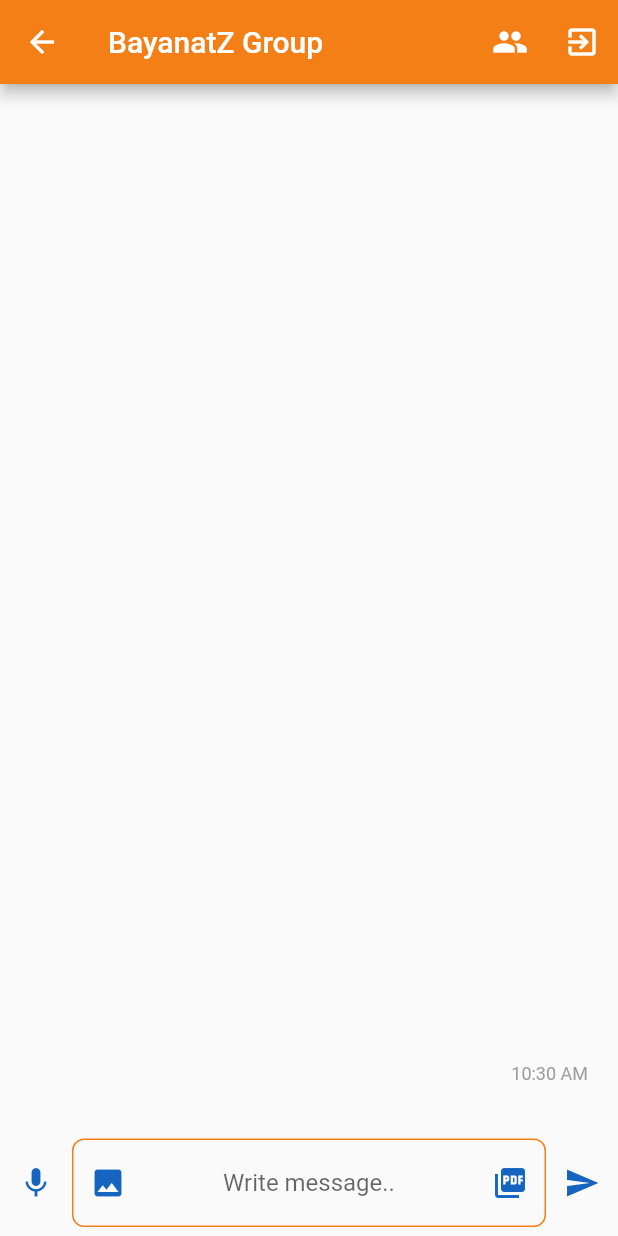
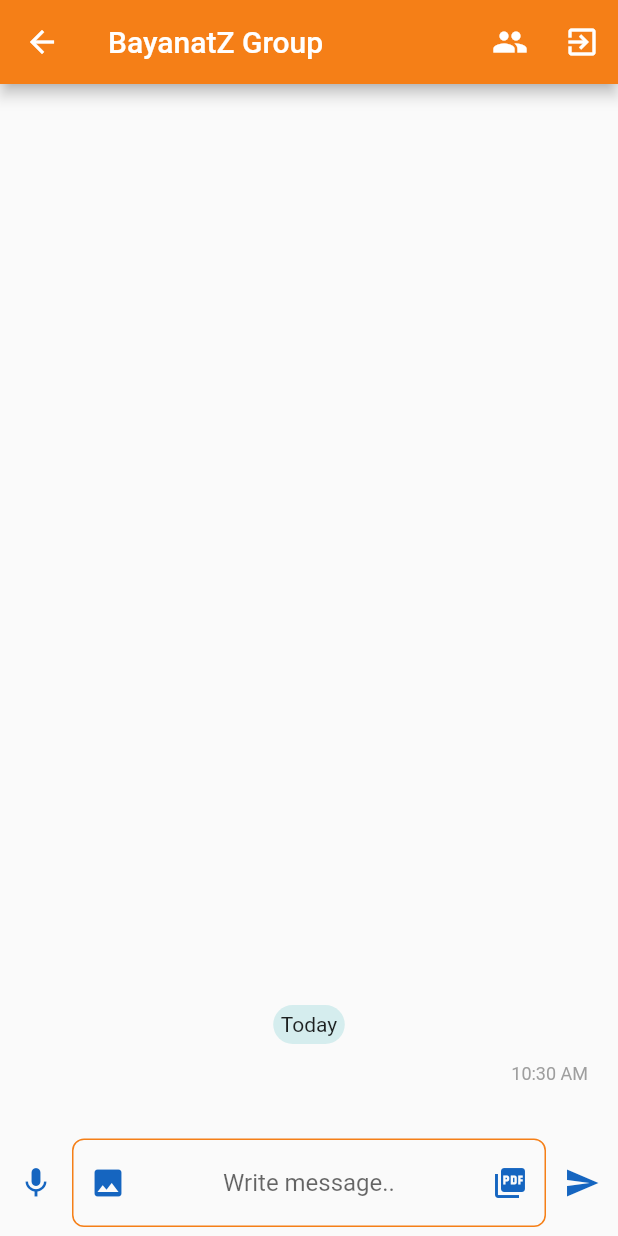
Before and after one commit to MohamedFouad99/chat_group, a Flutter app: the ChatScreen screen opened by its route, item 3 of the bottom bar chosen, on a phone screen of 412 x 824 dp. Run offline on Flutter 3.47's test engine with Material 2 defaults, Android fonts, the phone set to English and light mode, and no system bars; drawn by our look-alikes of chat_bubbles; our stand-ins replace audioplayers, bloc, cloud_firestore, file_picker, firebase_auth, firebase_core and 4 more; missing offline and left inert: record; accounts and stored records are empty; statements that could not run were skipped.

Commit message:
Implement_group_by _for_the_duration

```diff
--- a/lib/widgets/message_line.dart
+++ b/lib/widgets/message_line.dart
@@ -1,6 +1,7 @@
 // ignore_for_file: deprecated_member_use
 
 import 'package:audioplayers/audioplayers.dart';
+import 'package:chat_bubbles/chat_bubbles.dart';
 
 import 'package:chat_group/constant/constant_color.dart';
 import 'package:chat_group/widgets/bubble_text.dart';
@@ -21,6 +22,8 @@ class MessageLine extends StatelessWidget {
     required this.isRead,
     required this.sender,
     this.time,
+    this.date,
+    this.lastDay,
   });
   final String? sender;
   final String? image;
@@ -30,6 +33,9 @@ class MessageLine extends StatelessWidget {
   final bool isMe;
   final bool isRead;
   final String? time;
+  final DateTime? date;
+  final DateTime? lastDay;
+
   @override
   Widget build(BuildContext context) {
     Source urlRecord = UrlSource(record!);
@@ -39,6 +45,13 @@ class MessageLine extends StatelessWidget {
         crossAxisAlignment:
             isMe ? CrossAxisAlignment.end : CrossAxisAlignment.start,
         children: [
+          Center(
+            child: lastDay != null
+                ? DateChip(
+                    date: lastDay!,
+                  )
+                : const SizedBox(),
+          ),
           !isMe
               ? Text(
                   '$sender',
@@ -54,8 +67,7 @@ class MessageLine extends StatelessWidget {
                   tail: isMe,
                   sent: true,
                   textStyle: TextStyle(
-                      fontSize: 16,
-                      color: isMe ? Colors.white : Colors.black45),
+                      fontSize: 16, color: isMe ? Colors.white : Colors.black),
                 )
               : image != ""
                   ? SizedBox(
@@ -101,64 +113,6 @@ class MessageLine extends StatelessWidget {
                               ),
                             )
                           : const SizedBox(),
-          // Material(
-          //   elevation: 5,
-          //   borderRadius: isMe
-          //       ? const BorderRadius.only(
-          //           topLeft: Radius.circular(30),
-          //           bottomLeft: Radius.circular(30),
-          //           bottomRight: Radius.circular(30),
-          //         )
-          //       : const BorderRadius.only(
-          //           topRight: Radius.circular(30),
-          //           bottomLeft: Radius.circular(30),
-          //           bottomRight: Radius.circular(30),
-          //         ),
-          //   color: isMe ? kPrimaryColor : Colors.white,
-          //   child: Padding(
-          //     padding: const EdgeInsets.symmetric(horizontal: 15, vertical: 12),
-          //     child: text != ""
-          //         ? Text(
-          //             '$text ',
-          //             style: TextStyle(
-          //                 fontSize: 15,
-          //                 color: isMe ? Colors.white : Colors.black45),
-          //           )
-          //         : image != ""
-          //             ? SizedBox(
-          //                 width: MediaQuery.of(context).size.width * .4,
-          //                 child: InkWell(
-          //                   onTap: () async {
-          //                     if (await canLaunch(image!)) {
-          //                       await launch(image!);
-          //                     }
-          //                   },
-          //                   child: Image.network('$image'),
-          //                 ),
-          //               )
-          //             : pdf != ""
-          //                 ? SizedBox(
-          //                     width: MediaQuery.of(context).size.width * .2,
-          //                     height: MediaQuery.of(context).size.height * .1,
-          //                     child: InkWell(
-          //                       onTap: () async {
-          //                         debugPrint(pdf);
-          //                         if (await canLaunch(pdf!)) {
-          //                           await launch(pdf!);
-          //                         }
-          //                       },
-          //                       child: Image.asset('assets/images/pdf.png'),
-          //                     ))
-          //                 : record != ""
-          //                     ? SizedBox(
-          //                         width: MediaQuery.of(context).size.width * .5,
-          //                         height:
-          //                             MediaQuery.of(context).size.height * .08,
-          //                         child: AudioMessage(audioUrl: urlRecord),
-          //                       )
-          //                     : const SizedBox(),
-          //   ),
-          // ),
           Padding(
             padding: const EdgeInsets.only(top: 6),
             child: Row(
@@ -169,20 +123,15 @@ class MessageLine extends StatelessWidget {
                   '$time',
                   style: const TextStyle(fontSize: 12, color: Colors.grey),
                 ),
-                // isMe
-                //     ? isRead
-                //         ? Icon(
-                //             Icons.checklist,
-                //             color: kPrimaryColor,
-                //           )
-                //         : const Icon(
-                //             Icons.check,
-                //             color: Colors.grey,
-                //             size: 15,
-                //           )
-                //     : const SizedBox(),
               ],
             ),
+          ),
+          Center(
+            child: date != null
+                ? DateChip(
+                    date: date!,
+                  )
+                : const SizedBox(),
           ),
         ],
       ),
```
Also changed, not shown: lib/cubits/chat_cubit/chat_cubit.dart (+11 -4 lines).
